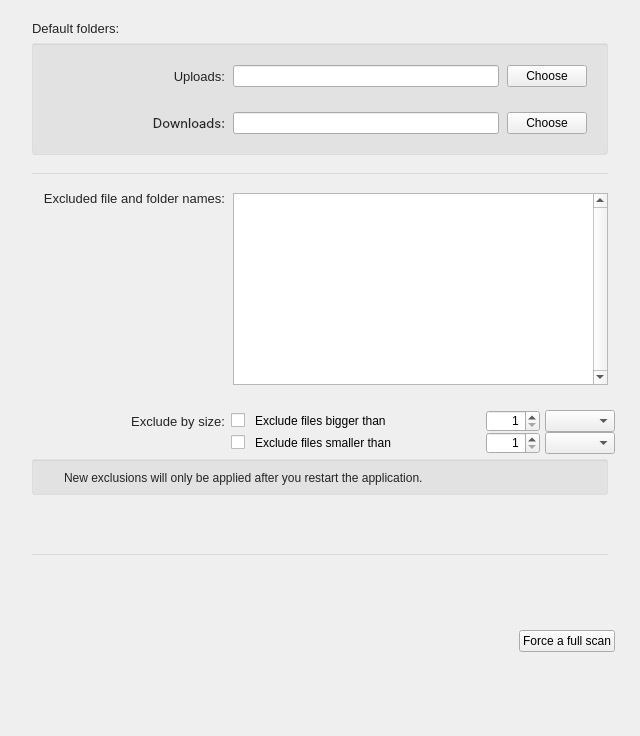
Qt form src/MEGASync/gui/macx/SettingsDialog.ui (meganz/MEGAsync) before a commit.
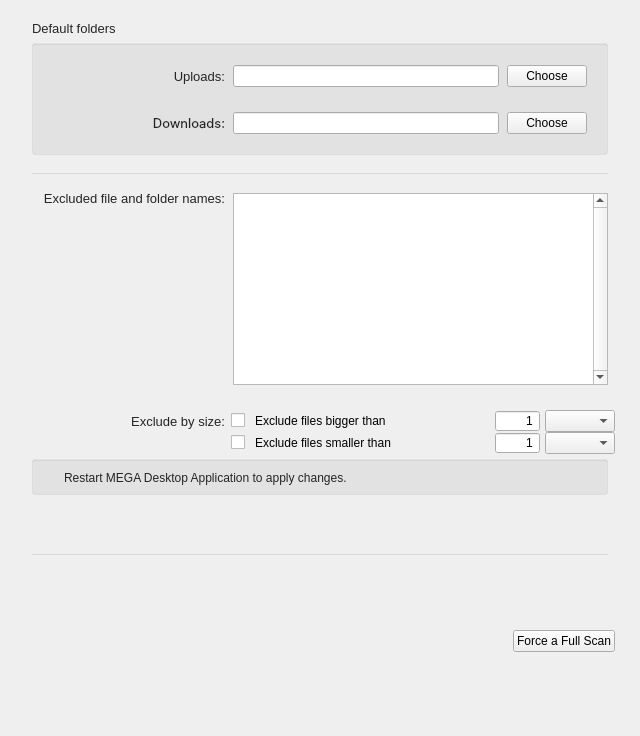
The same form after that commit. The open tabs and pages were chosen to show the change. Icons and pictures are not drawn. Custom widgets are drawn as their Qt base class.

Commit message: SNC-2077. Handle translation after Settings revamp [macOS]

```diff
--- a/src/MEGASync/gui/macx/SettingsDialog.ui
+++ b/src/MEGASync/gui/macx/SettingsDialog.ui
@@ -3280,7 +3280,7 @@
              </size>
             </property>
             <property name="text">
-             <string>Default folders:</string>
+             <string>Default folders</string>
             </property>
             <property name="alignment">
              <set>Qt::AlignLeading|Qt::AlignLeft|Qt::AlignVCenter</set>
@@ -3794,19 +3794,22 @@
                     </property>
                     <property name="minimumSize">
                      <size>
-                      <width>44</width>
+                      <width>45</width>
                       <height>0</height>
                      </size>
                     </property>
                     <property name="maximumSize">
                      <size>
-                      <width>16777215</width>
+                      <width>45</width>
                       <height>16777215</height>
                      </size>
                     </property>
                     <property name="alignment">
                      <set>Qt::AlignRight|Qt::AlignTrailing|Qt::AlignVCenter</set>
                     </property>
+                    <property name="buttonSymbols">
+                     <enum>QAbstractSpinBox::NoButtons</enum>
+                    </property>
                     <property name="minimum">
                      <number>1</number>
                     </property>
@@ -3894,19 +3897,22 @@
                    <widget class="QSpinBox" name="eLowerThan">
                     <property name="minimumSize">
                      <size>
-                      <width>44</width>
+                      <width>45</width>
                       <height>0</height>
                      </size>
                     </property>
                     <property name="maximumSize">
                      <size>
-                      <width>16777215</width>
+                      <width>45</width>
                       <height>16777215</height>
                      </size>
                     </property>
                     <property name="alignment">
                      <set>Qt::AlignRight|Qt::AlignTrailing|Qt::AlignVCenter</set>
                     </property>
+                    <property name="buttonSymbols">
+                     <enum>QAbstractSpinBox::NoButtons</enum>
+                    </property>
                     <property name="minimum">
                      <number>1</number>
                     </property>
@@ -4046,7 +4052,7 @@
                    </size>
                   </property>
                   <property name="text">
-                   <string>New exclusions will only be applied after you restart the application.</string>
+                   <string>Restart MEGA Desktop Application to apply changes.</string>
                   </property>
                   <property name="wordWrap">
                    <bool>true</bool>
@@ -4498,7 +4504,7 @@
                <enum>Qt::RightToLeft</enum>
               </property>
               <property name="text">
-               <string>Force a full scan</string>
+               <string>Force a Full Scan</string>
               </property>
               <property name="autoDefault">
                <bool>false</bool>
@@ -4649,18 +4655,18 @@
  </widget>
  <layoutdefault spacing="6" margin="11"/>
  <customwidgets>
-  <customwidget>
-   <class>QMacSpinningProgressIndicator</class>
-   <extends>QWidget</extends>
-   <header location="global">QMacSpinningProgressIndicator.h</header>
-   <container>1</container>
-  </customwidget>
   <customwidget>
    <class>AvatarWidget</class>
    <extends>QWidget</extends>
    <header>AvatarWidget.h</header>
    <container>1</container>
   </customwidget>
+  <customwidget>
+   <class>QMacSpinningProgressIndicator</class>
+   <extends>QWidget</extends>
+   <header location="global">QMacSpinningProgressIndicator.h</header>
+   <container>1</container>
+  </customwidget>
   <customwidget>
    <class>QSegmentedControl</class>
    <extends>QWidget</extends>
```
Left out of the diff: 45 changed lines with no effect on the pictures. The commit also changes 15 other files.
